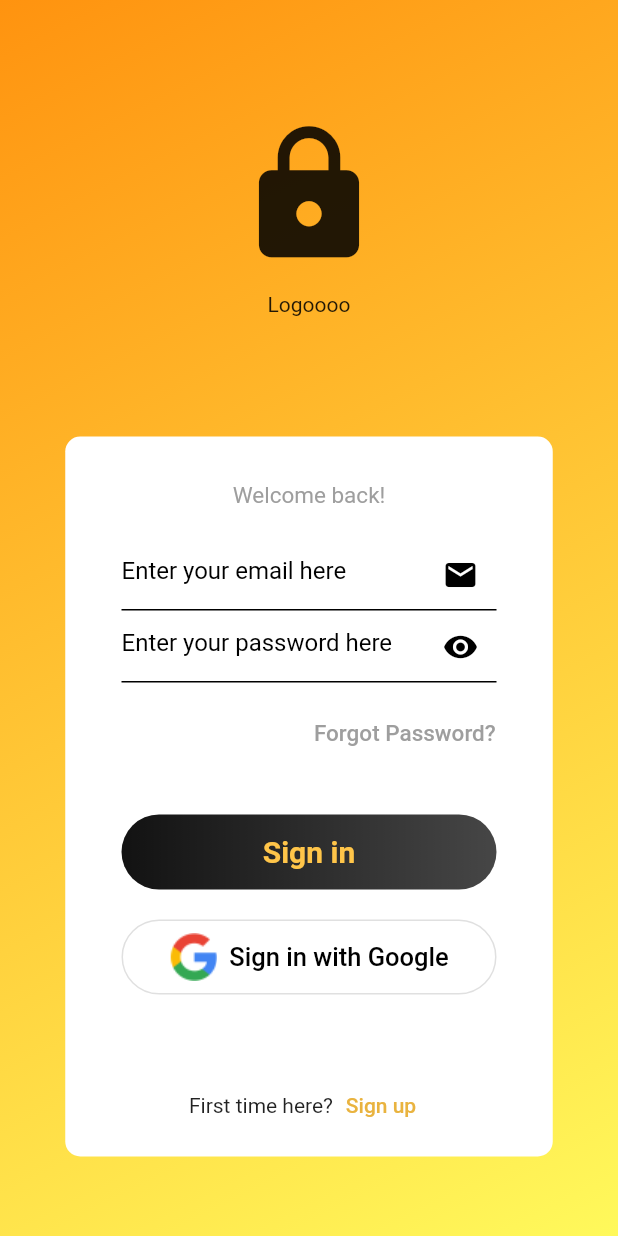
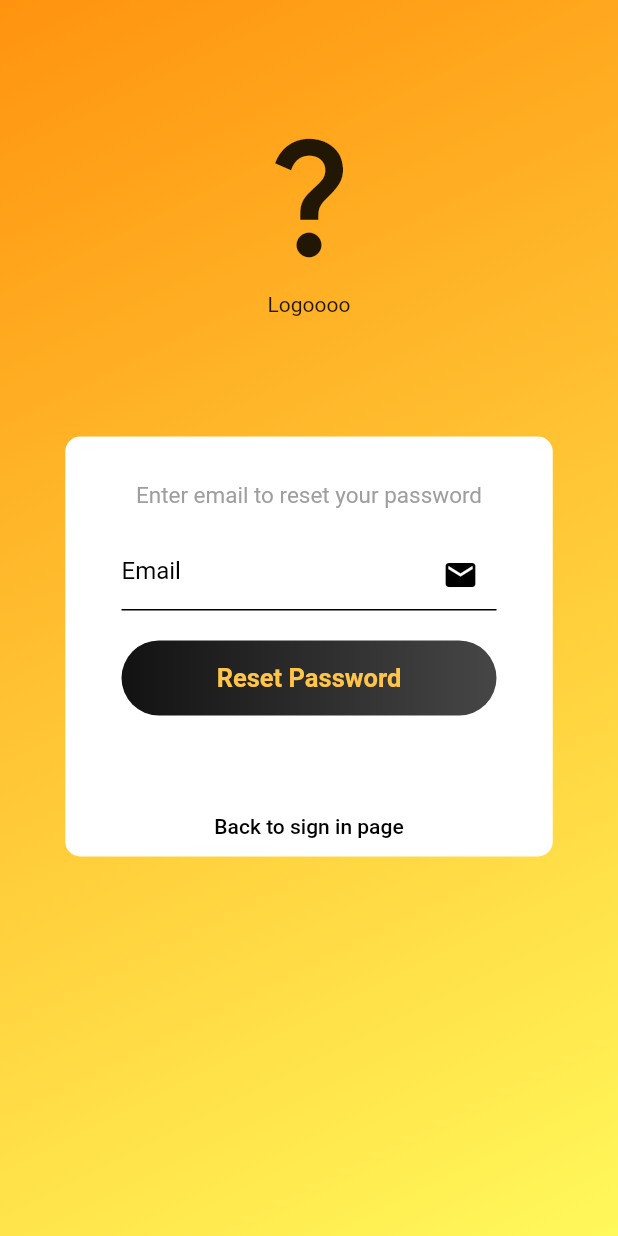
Before and after one commit to lvecerik/mynotes, a Flutter app: the screen it shows after launch, after a tap on "Forgot Password?", on a phone screen of 412 x 824 dp. Run offline on Flutter 3.47's test engine with Material 2 defaults, Android fonts, the phone set to English and light mode, and no system bars; our stand-ins replace cloud_firestore, firebase_auth, firebase_core, share_plus; accounts and stored records are empty.

Commit message:
password reset

```diff
--- a/lib/constants/routes.dart
+++ b/lib/constants/routes.dart
@@ -1,5 +1,6 @@
-const loginRoute = "/login/";
+const signInRoute = "/login/";
 const registerRoute = "/register/";
 const notesRoute = "/notes/";
 const verifyRoute = "/verify/";
 const createOrUpdateNoteRoute = "/notes/new-note/";
+const passwordResetRoute = "/password_reset/";
--- a/lib/main.dart
+++ b/lib/main.dart
@@ -3,9 +3,11 @@ import 'package:my_notes/constants/routes.dart';
 import 'package:my_notes/services/auth/auth_service.dart';
 import 'package:my_notes/view/notes/create_update_note_view.dart';
 import 'package:my_notes/view/notes/notes_view.dart';
+import 'package:my_notes/view/password_reset_view.dart';
 import 'package:my_notes/view/verify_email_view.dart';
 import 'package:my_notes/view/login_view.dart';
 import 'package:my_notes/view/register_view.dart';
+import 'package:path/path.dart';
 
 void main() {
   WidgetsFlutterBinding.ensureInitialized();
@@ -18,11 +20,12 @@ void main() {
       debugShowCheckedModeBanner: false,
       home: const HomePage(),
       routes: {
-        loginRoute: (context) => const LoginView(),
+        signInRoute: (context) => const LoginView(),
         registerRoute: (context) => const RegisterView(),
         notesRoute: (context) => const NotesView(),
         verifyRoute: (context) => const VerifyEmailView(),
         createOrUpdateNoteRoute: (context) => const CreateUpdateNoteView(),
+        passwordResetRoute: (context) => const PasswordResetView()
       },
     ),
   );
--- a/lib/view/login_view.dart
+++ b/lib/view/login_view.dart
@@ -78,7 +78,7 @@ class _LoginViewState extends State<LoginView> {
                       ),
                     ),
                     const SizedBox(height: 20),
-                    SizedBox(       //emial
+                    SizedBox(
                       width: 250,
                       child: TextField(
                         controller: _email,
@@ -86,7 +86,7 @@ class _LoginViewState extends State<LoginView> {
                         autocorrect: false,
                         keyboardType: TextInputType.emailAddress,
                         decoration: const InputDecoration(
-                          hintText: "Enter your email here",
+                          hintText: "Email",
                           hintStyle: TextStyle(color: Colors.black),
                           suffixIcon: Icon(Icons.mail),
                           suffixIconColor: Colors.black,
@@ -96,7 +96,7 @@ class _LoginViewState extends State<LoginView> {
                         ),
                       ),
                     ),
-                    SizedBox(       //password
+                    SizedBox(
                       width: 250,
                       child: TextField(
                         controller: _password,
@@ -104,7 +104,7 @@ class _LoginViewState extends State<LoginView> {
                         enableSuggestions: false,
                         autocorrect: false,
                         decoration: InputDecoration(
-                          hintText: "Enter your password here",
+                          hintText: "Password",
                           hintStyle: const TextStyle(color: Colors.black),
                           suffixIcon: IconButton(
                             onPressed: () {
@@ -123,13 +123,16 @@ class _LoginViewState extends State<LoginView> {
                         ),
                       ),
                     ),
-                    Padding(        //forgot password
+                    Padding(
                       padding: const EdgeInsets.fromLTRB(10, 10, 30, 10),
                       child: Row(
                         mainAxisAlignment: MainAxisAlignment.end,
                         children: [
                           TextButton(
-                            onPressed: () {},
+                            onPressed: () {
+                              Navigator.of(context).pushNamedAndRemoveUntil(
+                                  passwordResetRoute, (_) => false);
+                            },
                             child: const Text(
                               "Forgot Password?",
                               style: TextStyle(
@@ -142,7 +145,7 @@ class _LoginViewState extends State<LoginView> {
                       ),
                     ),
                     const SizedBox(height: 20),
-                    DecoratedBox(   //sign in
+                    DecoratedBox(
                       decoration: const BoxDecoration(
                         gradient: LinearGradient(
                           colors: [
@@ -214,7 +217,7 @@ class _LoginViewState extends State<LoginView> {
                       ),
                     ),
                     const SizedBox(height: 20),
-                    OutlinedButton.icon(  //google sign in
+                    OutlinedButton.icon(
                       style: OutlinedButton.styleFrom(
                         minimumSize: const Size(250, 50),
                         backgroundColor: Colors.transparent,
@@ -234,7 +237,8 @@ class _LoginViewState extends State<LoginView> {
                       ),
                     ),
                     const SizedBox(height: 50),
-                    Row(   //sign up
+                    Row(
+                      //sign up
                       mainAxisAlignment: MainAxisAlignment.center,
                       children: [
                         const Text("First time here?"),
--- a/lib/view/notes/notes_view.dart
+++ b/lib/view/notes/notes_view.dart
@@ -46,7 +46,7 @@ class _NotesViewState extends State<NotesView> {
                     if (context.mounted) {
                       // TOTO NIE JE DOBRY PRACTICE, ZISTI VIAC A PREROB --> original error https://dart-lang.github.io/linter/lints/use_build_context_synchronously.html
                       Navigator.of(context).pushNamedAndRemoveUntil(
-                      loginRoute,
+                        signInRoute,
                         (_) => false,
                       );
                     }
@@ -63,7 +63,7 @@ class _NotesViewState extends State<NotesView> {
             })
           ],
         ),
-      body:StreamBuilder(
+        body: StreamBuilder(
           stream: _notesService.allNotes(ownerUserId: userId),
           builder: (context, snapshot) {
             switch (snapshot.connectionState) {
@@ -74,12 +74,12 @@ class _NotesViewState extends State<NotesView> {
                   return NotesListView(
                     notes: allNotes,
                     onDeleteNote: (note) async {
-                            await _notesService.deleteNote(documentId: note.documentId);
+                      await _notesService.deleteNote(
+                          documentId: note.documentId);
                     },
                     onTap: (note) {
-                            Navigator.of(context).pushNamed(
-                                createOrUpdateNoteRoute,
-                                arguments: note);
+                      Navigator.of(context)
+                          .pushNamed(createOrUpdateNoteRoute, arguments: note);
                     },
                   );
                 } else {
@@ -93,7 +93,6 @@ class _NotesViewState extends State<NotesView> {
                 );
             }
           },
-              )
-    );
+        ));
   }
 }
--- /dev/null
+++ b/lib/view/password_reset_view.dart
@@ -0,0 +1,158 @@
+import 'package:firebase_auth/firebase_auth.dart';
+import 'package:flutter/material.dart';
+import 'package:my_notes/constants/routes.dart';
+
+class PasswordResetView extends StatefulWidget {
+  const PasswordResetView({super.key});
+
+  @override
+  State<PasswordResetView> createState() => _PasswordResetViewState();
+}
+
+class _PasswordResetViewState extends State<PasswordResetView> {
+  late final TextEditingController _email;
+
+  @override
+  void initState() {
+    _email = TextEditingController();
+    super.initState();
+  }
+
+  @override
+  void dispose() {
+    _email.dispose();
+    super.dispose();
+  }
+
+  @override
+  Widget build(BuildContext context) {
+    return Scaffold(
+      body: SingleChildScrollView(
+        child: Container(
+          height: MediaQuery.of(context).size.height,
+          width: MediaQuery.of(context).size.width,
+          decoration: const BoxDecoration(
+            gradient: LinearGradient(
+              begin: Alignment.topLeft,
+              end: Alignment.bottomRight,
+              colors: [
+                Color.fromRGBO(255, 147, 15, 1),
+                Color.fromRGBO(255, 249, 91, 1)
+              ],
+            ),
+          ),
+          child: Column(
+            crossAxisAlignment: CrossAxisAlignment.center,
+            children: [
+              const SizedBox(height: 80),
+              const Icon(
+                Icons.question_mark,
+                size: 100,
+              ),
+              const SizedBox(height: 15),
+              const Text("Logoooo"),
+              const SizedBox(height: 80),
+              Container(
+                height: 280,
+                width: 325,
+                decoration: BoxDecoration(
+                  color: Colors.white,
+                  borderRadius: BorderRadius.circular(10),
+                ),
+                child: Column(
+                  crossAxisAlignment: CrossAxisAlignment.center,
+                  children: [
+                    const SizedBox(height: 30),
+                    const Text(
+                      "Enter email to reset your password",
+                      style: TextStyle(
+                        fontSize: 15,
+                        color: Colors.grey,
+                      ),
+                    ),
+                    const SizedBox(height: 20),
+                    SizedBox(
+                      //emial
+                      width: 250,
+                      child: TextField(
+                        controller: _email,
+                        enableSuggestions: false,
+                        autocorrect: false,
+                        keyboardType: TextInputType.emailAddress,
+                        decoration: const InputDecoration(
+                          hintText: "Email",
+                          hintStyle: TextStyle(color: Colors.black),
+                          suffixIcon: Icon(Icons.mail),
+                          suffixIconColor: Colors.black,
+                          enabledBorder: UnderlineInputBorder(
+                            borderSide: BorderSide(color: Colors.black),
+                          ),
+                        ),
+                      ),
+                    ),
+                    const SizedBox(height: 20),
+                    DecoratedBox(
+                      //sign in
+                      decoration: const BoxDecoration(
+                        gradient: LinearGradient(
+                          colors: [
+                            Color.fromARGB(237, 0, 0, 0),
+                            Color.fromARGB(185, 0, 0, 0)
+                            // Color.fromRGBO(255, 147, 15, 1),
+                            // Color.fromRGBO(255, 249, 91, 1),
+                          ],
+                        ),
+                        borderRadius: BorderRadius.all(Radius.circular(50)),
+                        boxShadow: <BoxShadow>[
+                          BoxShadow(color: Colors.transparent),
+                        ],
+                      ),
+                      child: ElevatedButton(
+                        style: ElevatedButton.styleFrom(
+                          minimumSize: const Size(250, 50),
+                          backgroundColor: Colors.transparent,
+                          shadowColor: Colors.transparent,
+                          elevation: 0,
+                          shape: const RoundedRectangleBorder(
+                            borderRadius: BorderRadius.all(
+                              Radius.circular(50),
+                            ),
+                          ),
+                        ),
+                        onPressed: () {
+                          FirebaseAuth.instance
+                              .sendPasswordResetEmail(email: _email.text);
+                          Navigator.of(context).pushNamed(signInRoute);
+                        },
+                        child: const Text(
+                          "Reset Password",
+                          style: TextStyle(
+                              fontSize: 17,
+                              fontWeight: FontWeight.bold,
+                              color: Color.fromRGBO(255, 197, 73, 1)),
+                        ),
+                      ),
+                    ),
+                    const SizedBox(height: 50),
+                    Align(
+                      alignment: Alignment.bottomCenter,
+                      child: TextButton(
+                        onPressed: () {
+                          Navigator.of(context).pushNamed(signInRoute);
+                        },
+                        child: const Text(
+                          "Back to sign in page",
+                          style: TextStyle(color: Colors.black),
+                        ),
+                      ),
+                    ),
+                  ],
+                ),
+              )
+            ],
+          ),
+        ),
+      ),
+    );
+  }
+}
--- a/lib/view/register_view.dart
+++ b/lib/view/register_view.dart
@@ -93,7 +93,7 @@ class _RegisterViewState extends State<RegisterView> {
           TextButton(
               onPressed: () {
                 Navigator.of(context).pushNamedAndRemoveUntil(
-                  loginRoute,
+                  signInRoute,
                   (_) => false,
                 );
               },
```
Lines whose indentation alone changed are shown as unchanged.
